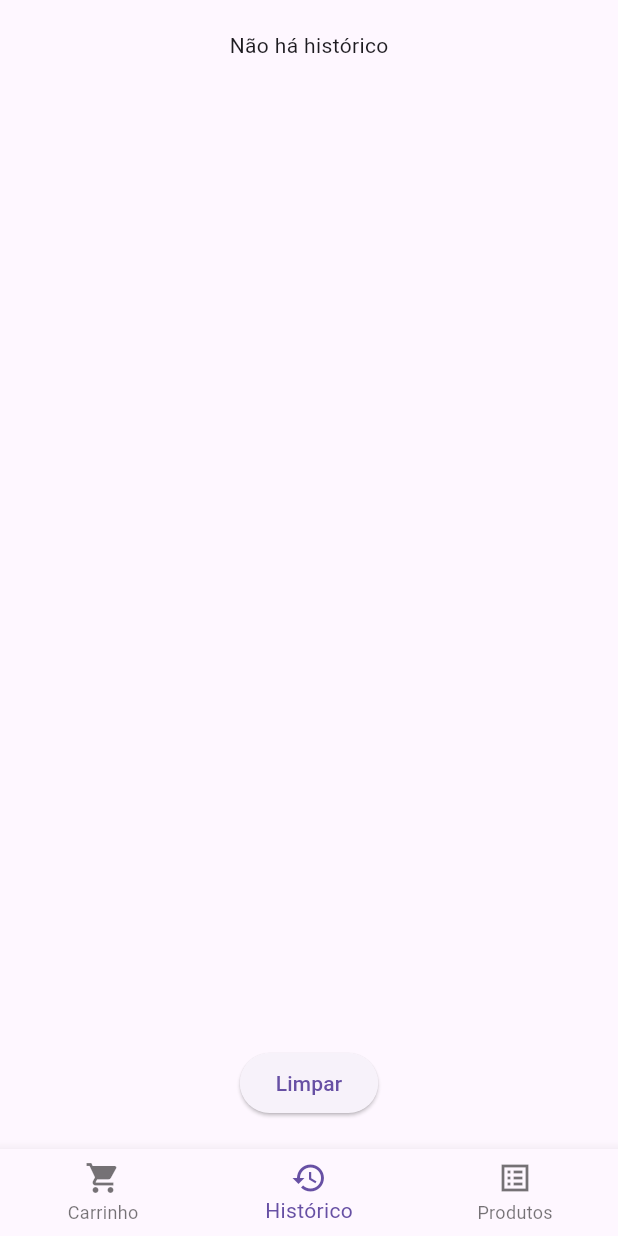
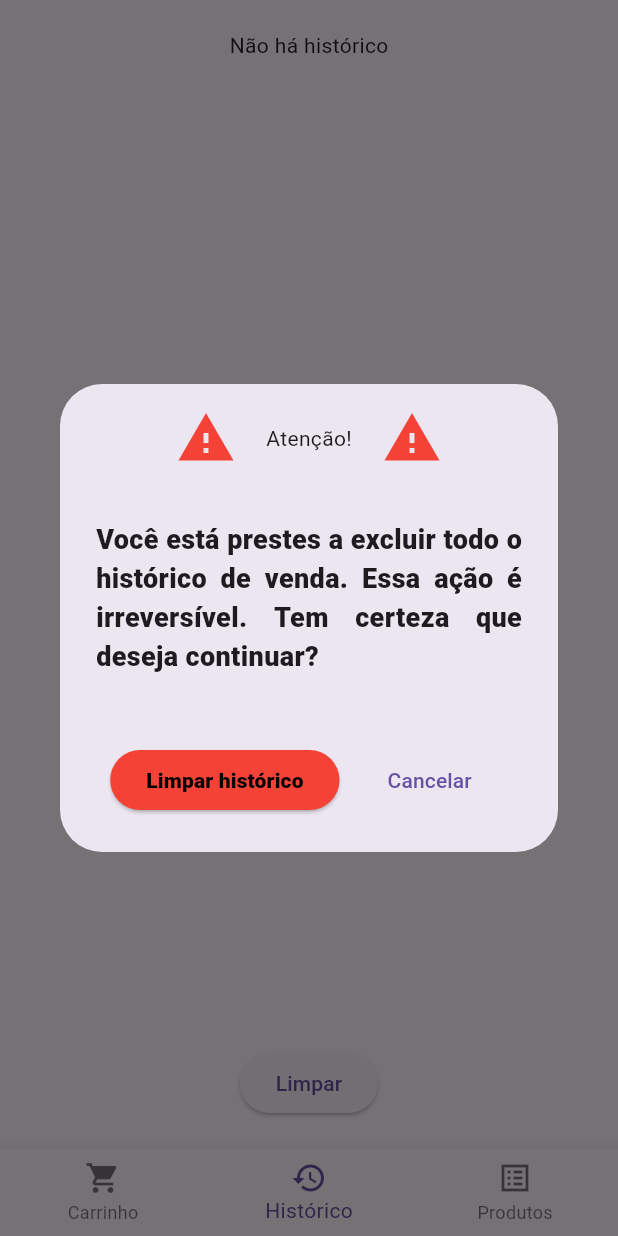
Before and after one commit to LuizHenriqueENS/ciebp-leitor-codigo-barras, a Flutter app: the screen it shows after launch, item 2 of the bottom bar chosen, after a tap on "Limpar", on a phone screen of 412 x 824 dp. Run offline on Flutter 3.47's test engine with Material 3 defaults, Android fonts, the phone set to English and light mode, and no system bars; missing offline and left inert: mobile_scanner.

Commit message:
confirm pop before clear sell history

```diff
--- /dev/null
+++ b/lib/dialog/confirm_dialog.dart
@@ -0,0 +1,68 @@
+import 'package:flutter/material.dart';
+
+Future showConfirmDialog(
+  BuildContext context,
+  String title,
+  String description,
+) async {
+  return showDialog(
+    context: context,
+    builder: (BuildContext ctx) {
+      return AlertDialog(
+        actionsAlignment: MainAxisAlignment.center,
+        content: SizedBox(
+          height: 200,
+          child: Column(
+            children: [
+              Row(
+                mainAxisAlignment: MainAxisAlignment.center,
+                crossAxisAlignment: CrossAxisAlignment.center,
+                spacing: 20,
+                children: [
+                  Icon(Icons.warning_sharp, color: Colors.red, size: 40),
+                  Text(title),
+                  Icon(Icons.warning_sharp, color: Colors.red, size: 40),
+                ],
+              ),
+              Padding(
+                padding: EdgeInsetsGeometry.fromLTRB(0, 35, 0, 0),
+                child: Text(
+                  description,
+                  textAlign: TextAlign.justify,
+                  style: TextStyle(fontSize: 18, fontWeight: FontWeight(1000)),
+                ),
+              ),
+            ],
+          ),
+        ),
+        actions: [
+          ElevatedButton(
+            onPressed: () {
+              Navigator.of(context).pop(true);
+            },
+            style: ButtonStyle(
+              backgroundColor: WidgetStatePropertyAll(Colors.red),
+            ),
+            child: Text(
+              "Limpar histórico",
+              style: TextStyle(
+                color: Colors.black,
+                fontWeight: FontWeight(1000),
+              ),
+            ),
+          ),
+          ElevatedButton(
+            onPressed: () {
+              Navigator.of(context).pop(false);
+            },
+            style: ButtonStyle(
+              elevation: WidgetStatePropertyAll(0),
+              backgroundColor: WidgetStatePropertyAll(Colors.transparent),
+            ),
+            child: Text("Cancelar"),
+          ),
+        ],
+      );
+    },
+  );
+}
--- a/lib/pages/history_page.dart
+++ b/lib/pages/history_page.dart
@@ -2,6 +2,7 @@ import 'package:ciebp_leitor/data/sell_history.dart';
 import 'package:ciebp_leitor/model/history.dart';
 import 'package:flutter/material.dart';
 import 'package:intl/intl.dart';
+import 'package:ciebp_leitor/dialog/confirm_dialog.dart';
 
 class HistoryPage extends StatefulWidget {
   const HistoryPage({super.key});
@@ -37,13 +38,20 @@ class _HistoryPageState extends State<HistoryPage> {
         children: [
           historyTable(),
           ElevatedButton(
-            onPressed: () {
-              SellHistory sell = SellHistory();
-              sell.clearHistory();
+            onPressed: () async {
+              bool res = await showConfirmDialog(
+                context,
+                "Atenção!",
+                "Você está prestes a excluir todo o histórico de venda. Essa ação é irreversível. Tem certeza que deseja continuar?",
+              );
 
-              setState(() {
-                getList();
-              });
+              print(res);
+              // SellHistory sell = SellHistory();
+              // sell.clearHistory();
+
+              // setState(() {
+              //   getList();
+              // });
             },
             child: Text("Limpar"),
           ),
```
